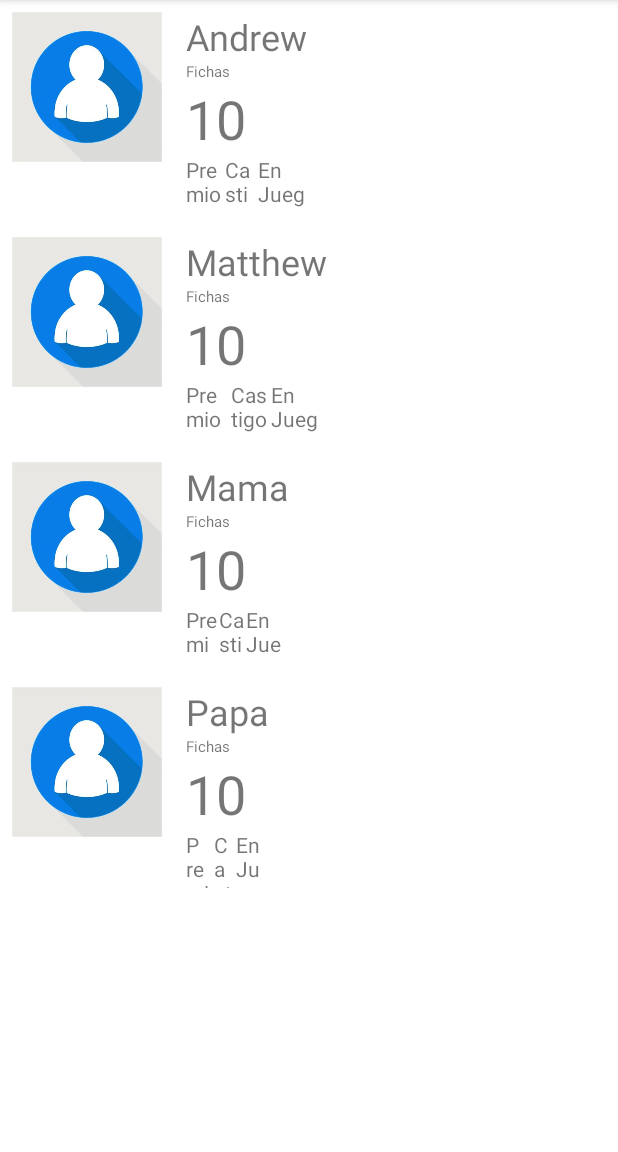
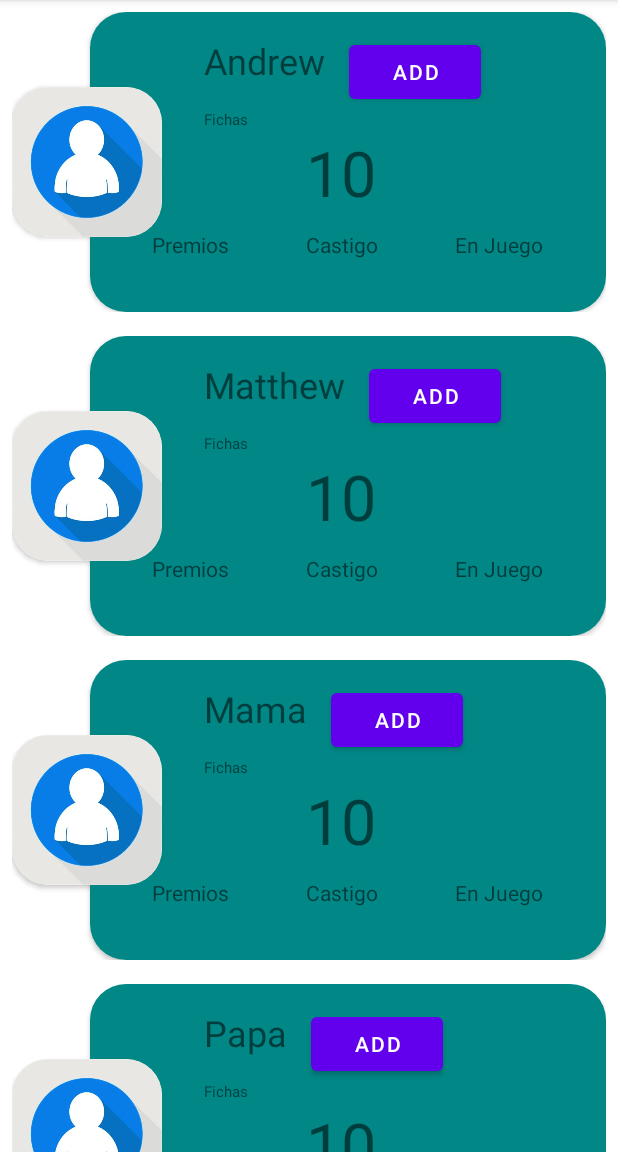
Before and after one commit to JhohellsDL/ContadorCasino, an Android app: the screen it shows after launch (MainActivity), on a phone screen of 412 x 824 dp, the part 84-1236 px from its top. Run offline under Robolectric (Android 15) with nearby library versions, the phone set to English and light mode, and no system bars.

Commit message:
add vista

```diff
--- a/app/src/main/res/layout/list_item.xml
+++ b/app/src/main/res/layout/list_item.xml
@@ -6,79 +6,114 @@
     android:padding="8dp"
     xmlns:app="http://schemas.android.com/apk/res-auto">
 
-    <ImageView
-        android:id="@+id/image_item"
-        android:layout_width="100dp"
-        android:layout_height="100dp"
+    <androidx.cardview.widget.CardView
+        android:layout_width="0dp"
+        android:layout_height="wrap_content"
+        app:cardCornerRadius="24dp"
+        android:layout_marginStart="52dp"
         app:layout_constraintTop_toTopOf="parent"
         app:layout_constraintStart_toStartOf="parent"
-        android:src="@drawable/user"/>
+        app:layout_constraintEnd_toEndOf="parent">
 
+        <androidx.constraintlayout.widget.ConstraintLayout
+            android:layout_width="match_parent"
+            android:layout_height="200dp"
+            android:padding="16dp"
+            android:background="@color/design_default_color_secondary_variant"
+            android:orientation="vertical">
 
-    <androidx.appcompat.widget.LinearLayoutCompat
+            <Button
+                android:id="@+id/button_add"
                 android:layout_width="wrap_content"
                 android:layout_height="wrap_content"
+                app:layout_constraintTop_toTopOf="parent"
                 android:layout_marginStart="16dp"
-        app:layout_constraintTop_toTopOf="parent"
-        app:layout_constraintStart_toEndOf="@id/image_item"
-        android:orientation="vertical">
+                app:layout_constraintStart_toEndOf="@id/nombre_item"
+                android:text="add"/>
+
             <TextView
                 android:id="@+id/nombre_item"
                 android:layout_width="wrap_content"
                 android:layout_height="wrap_content"
+                android:layout_marginStart="60dp"
                 android:textSize="24sp"
+                app:layout_constraintStart_toStartOf="parent"
+                app:layout_constraintTop_toTopOf="parent"
                 tools:text="Andrew"/>
-
             <TextView
+                android:id="@+id/text_fichas_label"
                 android:layout_width="wrap_content"
                 android:layout_height="wrap_content"
+                android:layout_marginTop="16dp"
+                android:layout_marginStart="60dp"
+                app:layout_constraintTop_toBottomOf="@id/nombre_item"
+                app:layout_constraintStart_toStartOf="parent"
                 android:textSize="10sp"
                 android:text="Fichas"/>
             <LinearLayout
+                android:id="@+id/linearLayout_puntos"
+                android:layout_width="match_parent"
+                android:layout_height="wrap_content"
+                android:layout_marginStart="60dp"
+
+                app:layout_constraintTop_toBottomOf="@id/text_fichas_label"
+                app:layout_constraintStart_toStartOf="parent"
+                android:orientation="horizontal">
+                <TextView
+                    android:id="@+id/item_puntos_anterior"
                     android:layout_width="wrap_content"
                     android:layout_height="wrap_content"
-            android:orientation="horizontal">
-            <TextView
-                android:layout_width="wrap_content"
-                android:layout_height="wrap_content"
+                    android:layout_gravity="center"
                     android:textSize="26sp"
+                    android:layout_weight="1"
                     tools:text="135 "/>
                 <TextView
                     android:id="@+id/item_puntos"
                     android:layout_width="wrap_content"
                     android:layout_height="wrap_content"
-                android:textSize="36sp"
+                    android:layout_gravity="center"
+                    android:textSize="42sp"
+                    android:layout_weight="1"
                     tools:text="135 "/>
                 <LinearLayout
                     android:layout_width="wrap_content"
                     android:layout_height="wrap_content"
+                    android:layout_weight="1"
                     android:orientation="vertical">
                     <TextView
                         android:layout_width="wrap_content"
                         android:layout_height="wrap_content"
                         tools:text="Ganaste!!!"/>
                     <TextView
+                        android:id="@+id/item_puntos_ganados"
                         android:layout_width="wrap_content"
                         android:layout_height="wrap_content"
                         tools:text="135"/>
                 </LinearLayout>
             </LinearLayout>
             <androidx.appcompat.widget.LinearLayoutCompat
-            android:layout_width="match_parent"
+                android:layout_width="0dp"
                 android:layout_height="wrap_content"
-            android:orientation="horizontal">
+                android:layout_marginTop="16dp"
+                android:orientation="horizontal"
+                app:layout_constraintEnd_toEndOf="parent"
+                app:layout_constraintStart_toStartOf="parent"
+                app:layout_constraintBottom_toBottomOf="parent">
                 <androidx.appcompat.widget.LinearLayoutCompat
                     android:layout_width="wrap_content"
                     android:layout_height="wrap_content"
                     android:layout_weight="1"
                     android:orientation="vertical">
                     <TextView
-                    android:layout_width="match_parent"
-                    android:layout_height="match_parent"
+                        android:layout_width="wrap_content"
+                        android:layout_height="wrap_content"
+                        android:layout_gravity="center"
                         android:text="Premios"/>
                     <TextView
-                    android:layout_width="match_parent"
-                    android:layout_height="match_parent"
+                        android:id="@+id/item_mas_puntos_cards"
+                        android:layout_width="wrap_content"
+                        android:layout_height="wrap_content"
+                        android:layout_gravity="center"
                         tools:text="130"/>
                 </androidx.appcompat.widget.LinearLayoutCompat>
                 <androidx.appcompat.widget.LinearLayoutCompat
@@ -87,12 +122,15 @@
                     android:layout_weight="1"
                     android:orientation="vertical">
                     <TextView
-                    android:layout_width="match_parent"
-                    android:layout_height="match_parent"
+                        android:layout_width="wrap_content"
+                        android:layout_height="wrap_content"
+                        android:layout_gravity="center"
                         android:text="Castigo"/>
                     <TextView
-                    android:layout_width="match_parent"
-                    android:layout_height="match_parent"
+                        android:id="@+id/item_menos_puntos_card"
+                        android:layout_width="wrap_content"
+                        android:layout_height="wrap_content"
+                        android:layout_gravity="center"
                         tools:text="130"/>
                 </androidx.appcompat.widget.LinearLayoutCompat>
                 <androidx.appcompat.widget.LinearLayoutCompat
@@ -101,17 +139,35 @@
                     android:layout_weight="1"
                     android:orientation="vertical">
                     <TextView
-                    android:layout_width="match_parent"
-                    android:layout_height="match_parent"
+                        android:layout_width="wrap_content"
+                        android:layout_height="wrap_content"
+                        android:layout_gravity="center"
                         android:text="En Juego"/>
                     <TextView
-                    android:layout_width="match_parent"
-                    android:layout_height="match_parent"
+                        android:id="@+id/item_mas_puntos_juego"
+                        android:layout_width="wrap_content"
+                        android:layout_height="wrap_content"
+                        android:layout_gravity="center"
                         tools:text="130"/>
                 </androidx.appcompat.widget.LinearLayoutCompat>
             </androidx.appcompat.widget.LinearLayoutCompat>
 
-    </androidx.appcompat.widget.LinearLayoutCompat>
+        </androidx.constraintlayout.widget.ConstraintLayout>
 
+    </androidx.cardview.widget.CardView>
+
+    <androidx.cardview.widget.CardView
+        android:layout_width="wrap_content"
+        android:layout_height="wrap_content"
+        android:layout_marginTop="50dp"
+        app:layout_constraintTop_toTopOf="parent"
+        app:layout_constraintStart_toStartOf="parent"
+        app:cardCornerRadius="24dp">
+        <ImageView
+            android:id="@+id/image_item"
+            android:layout_width="100dp"
+            android:layout_height="100dp"
+            android:src="@drawable/user"/>
+    </androidx.cardview.widget.CardView>
 
 </androidx.constraintlayout.widget.ConstraintLayout>
```
Lines whose indentation alone changed are shown as unchanged.
